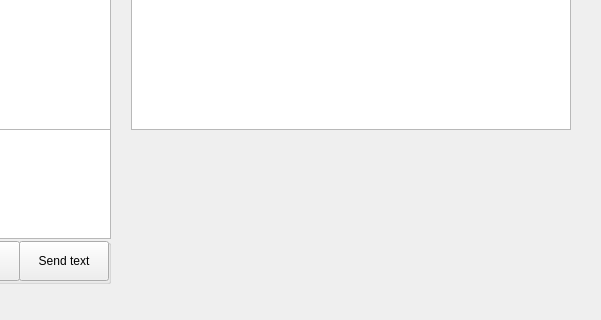
Before: the Qt Designer form src/gui/mainui.ui in realth000/localcharger, drawn with Qt 5; both pictures show x 499 to 1100 and y 380 to 700 of the 1100 by 700 pixel window.
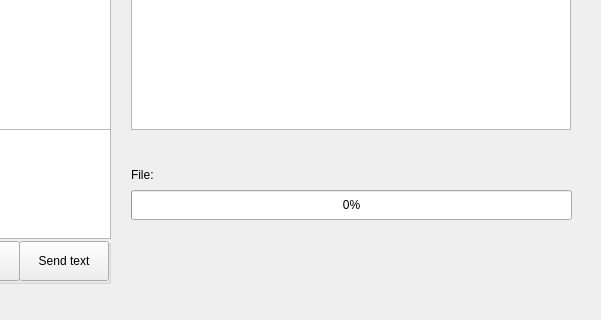
After: the same form once the commit is applied. Custom widgets are drawn as their Qt base class.

Commit message:
feat(MainUi): Show file transport progress
New features:
    Show file transport progress.

The edit to the form file:
```diff
--- a/src/gui/mainui.ui
+++ b/src/gui/mainui.ui
@@ -516,6 +516,32 @@
     <string>open dir</string>
    </property>
   </widget>
+  <widget class="QProgressBar" name="fileTransportProgressBar">
+   <property name="geometry">
+    <rect>
+     <x>630</x>
+     <y>570</y>
+     <width>441</width>
+     <height>30</height>
+    </rect>
+   </property>
+   <property name="value">
+    <number>0</number>
+   </property>
+  </widget>
+  <widget class="QLabel" name="fileTransportLabel">
+   <property name="geometry">
+    <rect>
+     <x>630</x>
+     <y>540</y>
+     <width>441</width>
+     <height>30</height>
+    </rect>
+   </property>
+   <property name="text">
+    <string>File:</string>
+   </property>
+  </widget>
  </widget>
  <customwidgets>
   <customwidget>
```
The commit also changes 9 other files.
